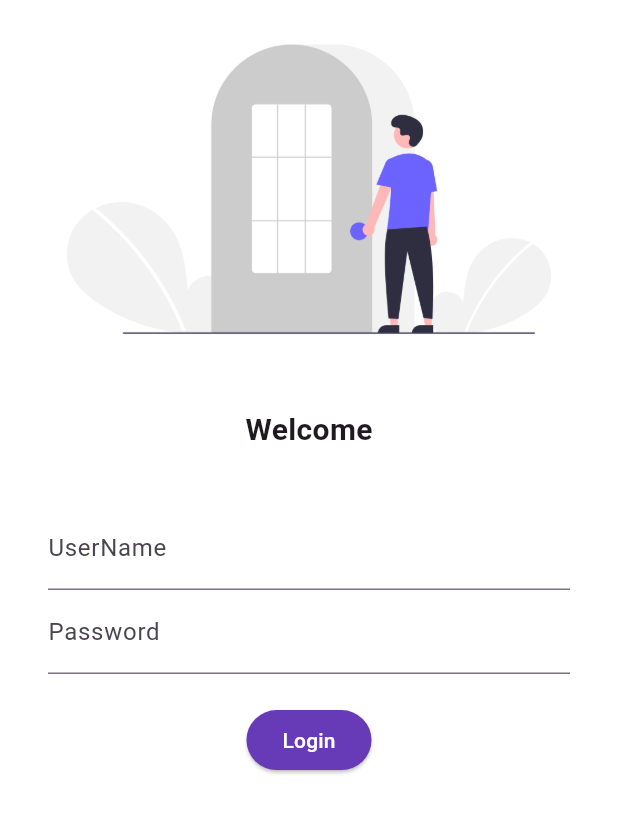
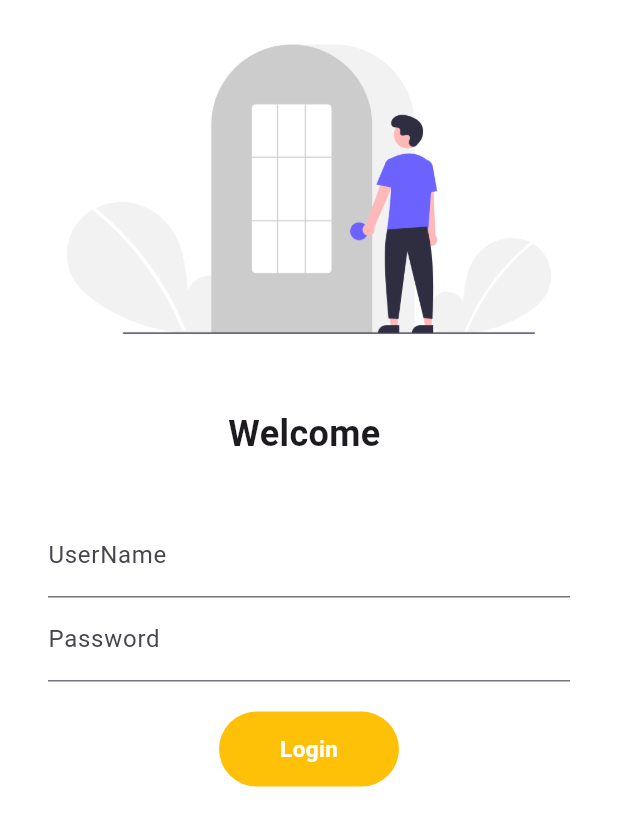
Before and after one commit to aqcodes12/flutter-catalog, a Flutter app: the screen it shows after launch, on a phone screen of 412 x 824 dp. Shown: the top 826 px of the screen. Run offline on Flutter 3.47's test engine with Material 3 defaults, Android fonts, the phone set to English and light mode, and no system bars.

Commit message:
login page animinations

```diff
--- a/lib/main.dart
+++ b/lib/main.dart
@@ -1,6 +1,7 @@
 import 'package:flutter/material.dart';
 import 'package:flutter_catalog/pages/home_page.dart';
 import 'package:flutter_catalog/pages/login_page.dart';
+import 'package:flutter_catalog/utils/route.dart';
 
 void main() {
   runApp(MyApp());
@@ -12,11 +13,12 @@ class MyApp extends StatelessWidget {
   @override
   Widget build(BuildContext context) {
     return MaterialApp(
+      // debugShowCheckedModeBanner: false,
       initialRoute: "/",
       routes: {
         "/": (context) => LoginPage(),
-        "/home": (context) => HomePage(),
-        "/login": (context) => LoginPage(),
+        MyRouts.homeRoute: (context) => HomePage(),
+        MyRouts.loginRoute: (context) => LoginPage(),
       },
     );
   }
--- a/lib/pages/login_page.dart
+++ b/lib/pages/login_page.dart
@@ -1,13 +1,23 @@
 import 'package:flutter/material.dart';
 import 'package:flutter/widgets.dart';
+import 'package:flutter_catalog/utils/route.dart';
 
-class LoginPage extends StatelessWidget {
+class LoginPage extends StatefulWidget {
   const LoginPage({Key? key});
+
+  @override
+  State<LoginPage> createState() => _LoginPageState();
+}
+
+class _LoginPageState extends State<LoginPage> {
+  String name = "";
+  bool chnageButton = false;
 
   @override
   Widget build(BuildContext context) {
     return Material(
       color: Colors.white,
+      child: SingleChildScrollView(
         child: Column(
           children: [
             Image.asset(
@@ -18,8 +28,8 @@ class LoginPage extends StatelessWidget {
               height: 20.0,
             ),
             Text(
-            "Welcome",
-            style: TextStyle(fontSize: 20, fontWeight: FontWeight.bold),
+              "Welcome $name",
+              style: TextStyle(fontSize: 24, fontWeight: FontWeight.bold),
             ),
             SizedBox(
               height: 20.0,
@@ -32,6 +42,10 @@ class LoginPage extends StatelessWidget {
                   TextFormField(
                     decoration: InputDecoration(
                         hintText: " enter username", labelText: "UserName"),
+                    onChanged: (value) {
+                      name = value;
+                      setState(() {});
+                    },
                   ),
                   TextFormField(
                     obscureText: true,
@@ -41,23 +55,57 @@ class LoginPage extends StatelessWidget {
                   SizedBox(
                     height: 20.0,
                   ),
-                ElevatedButton(
-                  child: Text(
+                  // ElevatedButton(
+                  //     child: Text(
+                  //       "Login",
+                  //       style: TextStyle(color: Colors.white),
+                  //     ),
+                  //     onPressed: () {
+                  //       Navigator.pushNamed(context, MyRouts.homeRoute);
+                  //     },
+                  //     style: TextButton.styleFrom(
+                  //         backgroundColor: Colors.deepPurple,
+                  //         minimumSize: Size(120, 50))
+                  //         )
+                  InkWell(
+                    onTap: () async {
+                      setState(() {
+                        chnageButton = true;
+                      });
+
+                      await Future.delayed(Duration(seconds: 1));
+                      Navigator.pushNamed(context, MyRouts.homeRoute);
+                    },
+                    child: AnimatedContainer(
+                      duration: Duration(seconds: 1),
+                      width: chnageButton ? 50 : 120,
+                      height: 50,
+                      alignment: Alignment.center,
+                      decoration: BoxDecoration(
+                        color: Colors.amber,
+                        borderRadius: BorderRadius.circular(40),
+                      ),
+                      child: chnageButton
+                          ? Icon(
+                              Icons.done,
+                              color: Colors.white,
+                            )
+                          : Text(
                               "Login",
-                    style: TextStyle(color: Colors.white),
+                              style: TextStyle(
+                                color: Colors.white,
+                                fontWeight: FontWeight.bold,
+                                fontSize: 15,
                               ),
-                  onPressed: () {
-                    print("hey aq");
-                  },
-                  style: TextButton.styleFrom(
-                    backgroundColor: Colors.deepPurple,
                             ),
-                )
+                    ),
+                  ),
                 ],
               ),
             )
           ],
         ),
+      ),
     );
   }
 }
--- /dev/null
+++ b/lib/utils/route.dart
@@ -0,0 +1,4 @@
+class MyRouts {
+  static String loginRoute = "./login";
+  static String homeRoute = "./home";
+}
```
Lines whose indentation alone changed are shown as unchanged.
